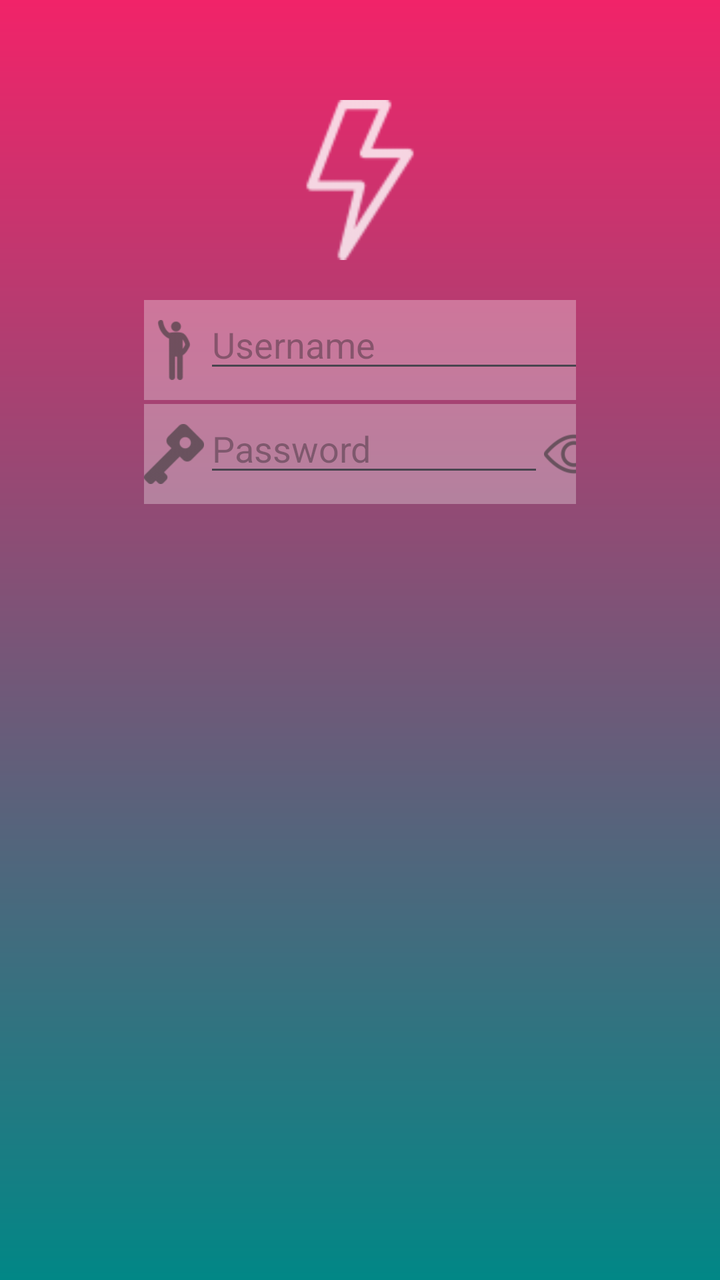
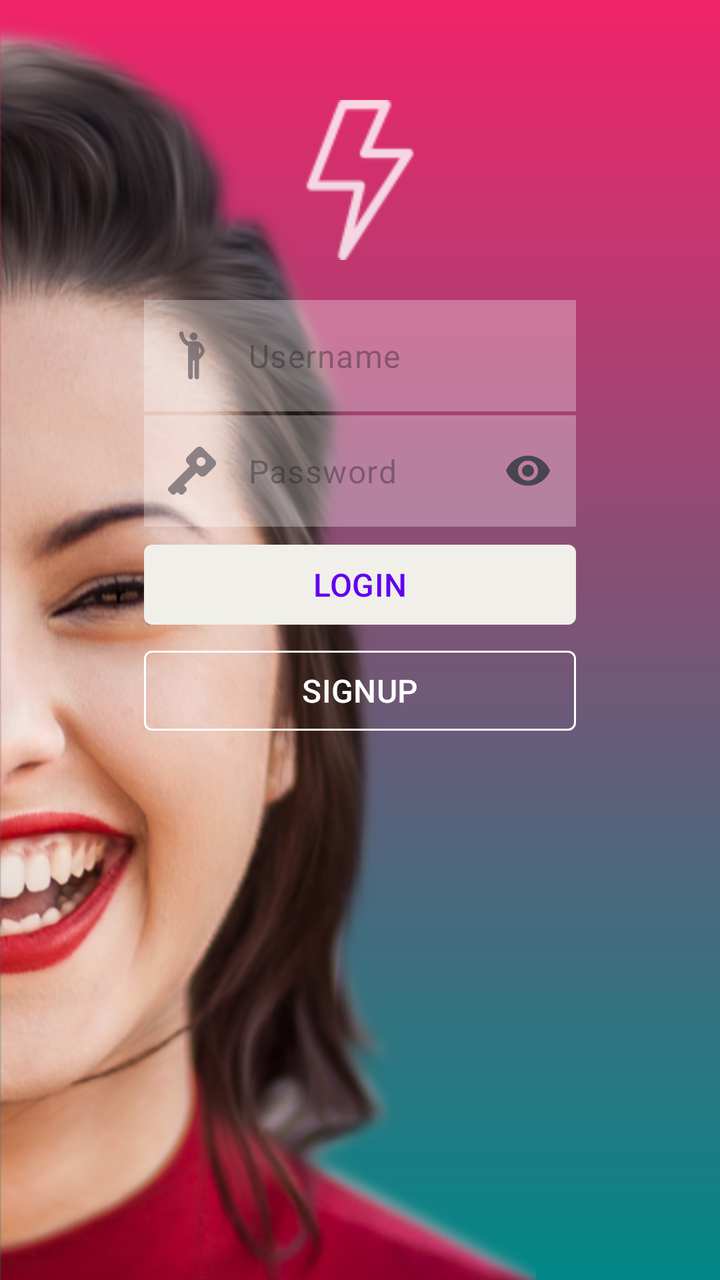

Screens rendered from an Android XML layout before and after an edit, with the pre-edit source and the edit as a unified diff.
<!-- AndroidManifest.xml: application theme Theme.NiceStart -->
<!-- res/layout/activity_main.xml -->
<?xml version="1.0" encoding="utf-8"?>
<androidx.constraintlayout.widget.ConstraintLayout xmlns:android="http://schemas.android.com/apk/res/android"
    xmlns:app="http://schemas.android.com/apk/res-auto"
    xmlns:tools="http://schemas.android.com/tools"
    android:id="@+id/main"
    android:layout_width="match_parent"
    android:layout_height="match_parent"
    android:background="@drawable/gradient"
    tools:context=".MainActivity">


    <androidx.constraintlayout.widget.Guideline
        android:id="@+id/leftguide"
        android:layout_width="wrap_content"
        android:layout_height="wrap_content"
        android:orientation="vertical"
        app:layout_constraintGuide_percent="0.2"/>
    <androidx.constraintlayout.widget.Guideline
        android:id="@+id/rightguide"
        android:layout_width="wrap_content"
        android:layout_height="wrap_content"
        android:orientation="vertical"
        app:layout_constraintGuide_percent="0.8"/>



    <ImageView
        android:src="@drawable/ic_thunder"
        android:id="@+id/ic_thunder"
        android:layout_width="0dp"
        android:layout_height="80dp"
        android:layout_marginTop="50dp"
        app:layout_constraintTop_toTopOf="parent"
        app:layout_constraintStart_toStartOf="@+id/leftguide"
        app:layout_constraintEnd_toEndOf="@+id/rightguide"/>

    <LinearLayout
        android:id="@+id/user"
        android:layout_width="0dp"
        android:layout_height="50dp"
        android:layout_marginTop="20dp"
        android:background="#4DFFFFFF"
        app:layout_constraintTop_toBottomOf="@id/ic_thunder"
        app:layout_constraintStart_toStartOf="@id/leftguide"
        app:layout_constraintEnd_toEndOf="@id/rightguide"
        android:orientation="horizontal">
            <ImageView
                android:layout_width="30dp"
                android:layout_height="50dp"
                android:src="@drawable/ic_login"
                android:id="@+id/ic_login"
                />
            <EditText
                android:id="@+id/login"
                android:layout_width="200dp"
                android:layout_height="wrap_content"
                android:inputType="text"
                android:hint="Username"
                />
    </LinearLayout>

    <LinearLayout
        android:layout_width="0dp"
        android:layout_height="50dp"
        android:layout_marginTop="2dp"
        android:background="#4DFFFFFF"
        app:layout_constraintTop_toBottomOf="@id/user"
        app:layout_constraintStart_toStartOf="@id/leftguide"
        app:layout_constraintEnd_toEndOf="@id/rightguide"
        android:orientation="horizontal">
        <ImageView
            android:layout_width="30dp"
            android:layout_height="50dp"
            android:src="@drawable/ic_key"
            android:id="@+id/ic_key"
            />
        <EditText
            android:id="@+id/password"
            android:layout_width="170dp"
            android:layout_height="wrap_content"
            android:inputType="textPassword"
            android:hint="Password"
            />
        <ImageView
            android:src="@drawable/ic_ver"
            android:id="@+id/ic_ver"
            android:layout_width="30dp"
            android:layout_height="50dp"/>
    </LinearLayout>

</androidx.constraintlayout.widget.ConstraintLayout>
<!-- resources referenced by this layout -->
<resources>
  <!-- drawable gradient (drawable) -->
  <shape xmlns:android="http://schemas.android.com/apk/res/android" android:shape="rectangle"
      >
      <gradient
          android:startColor="@color/fucsia_200"
          android:endColor="@color/teal_700"
          android:angle="270">
  
      </gradient>
  
      
  
  
      
      
      
  
      
      
      
      
      
      
      
      
  
  </shape>
  <!-- drawable ic_key: png bitmap (drawable-hdpi, 505 bytes) -->
  <!-- drawable ic_login: png bitmap (drawable-hdpi, 599 bytes) -->
  <!-- drawable ic_thunder: png bitmap (drawable-hdpi, 719 bytes) -->
  <!-- drawable ic_ver: png bitmap (drawable-hdpi, 836 bytes) -->
  <style name="Theme.NiceStart" parent="Base.Theme.NiceStart" />
  <color name="fucsia_200">#F12369</color>
  <color name="teal_700">#FF018786</color>
  <style name="Base.Theme.NiceStart" parent="Theme.Material3.DayNight.NoActionBar">
          
          
      </style>
</resources>

<!-- the commit's change to res/layout/activity_main.xml (unified diff, before → after) -->
@@ -7,7 +7,16 @@
     android:layout_height="match_parent"
     android:background="@drawable/gradient"
     tools:context=".MainActivity">
+    <ImageView
+        android:src="@drawable/girl"
+        android:id="@+id/girl"
+        android:layout_width="match_parent"
+        android:layout_height="match_parent"
+        android:scaleType="fitStart"
+        app:layout_constraintBottom_toBottomOf="parent"
+        app:layout_constraintStart_toStartOf="parent"
 
+        />
 
     <androidx.constraintlayout.widget.Guideline
         android:id="@+id/leftguide"
@@ -23,7 +32,6 @@
         app:layout_constraintGuide_percent="0.8"/>
 
 
-
     <ImageView
         android:src="@drawable/ic_thunder"
         android:id="@+id/ic_thunder"
@@ -34,58 +42,97 @@
         app:layout_constraintStart_toStartOf="@+id/leftguide"
         app:layout_constraintEnd_toEndOf="@+id/rightguide"/>
 
-    <LinearLayout
+    <com.google.android.material.textfield.TextInputLayout
         android:id="@+id/user"
         android:layout_width="0dp"
-        android:layout_height="50dp"
+        android:layout_height="wrap_content"
         android:layout_marginTop="20dp"
         android:background="#4DFFFFFF"
+        app:startIconDrawable="@drawable/ic_login"
         app:layout_constraintTop_toBottomOf="@id/ic_thunder"
         app:layout_constraintStart_toStartOf="@id/leftguide"
         app:layout_constraintEnd_toEndOf="@id/rightguide"
-        android:orientation="horizontal">
-            <ImageView
-                android:layout_width="30dp"
-                android:layout_height="50dp"
-                android:src="@drawable/ic_login"
-                android:id="@+id/ic_login"
-                />
-            <EditText
-                android:id="@+id/login"
-                android:layout_width="200dp"
-                android:layout_height="wrap_content"
-                android:inputType="text"
-                android:hint="Username"
-                />
-    </LinearLayout>
+        app:boxStrokeWidth="0dp"
+        app:hintEnabled="false"
+        app:boxBackgroundMode="none">
 
-    <LinearLayout
+        <com.google.android.material.textfield.TextInputEditText
+            android:id="@+id/login"
+            android:layout_width="match_parent"
+            android:layout_height="wrap_content"
+            android:hint="Username"
+            android:inputType="text"
+
+            />
+    </com.google.android.material.textfield.TextInputLayout>
+
+    <com.google.android.material.textfield.TextInputLayout
+        android:id="@+id/passw"
         android:layout_width="0dp"
-        android:layout_height="50dp"
+        android:layout_height="wrap_content"
         android:layout_marginTop="2dp"
         android:background="#4DFFFFFF"
         app:layout_constraintTop_toBottomOf="@id/user"
         app:layout_constraintStart_toStartOf="@id/leftguide"
         app:layout_constraintEnd_toEndOf="@id/rightguide"
-        android:orientation="horizontal">
-        <ImageView
-            android:layout_width="30dp"
-            android:layout_height="50dp"
-            android:src="@drawable/ic_key"
-            android:id="@+id/ic_key"
-            />
-        <EditText
+        app:startIconDrawable="@drawable/ic_key"
+        app:endIconMode="password_toggle"
+        app:boxStrokeWidth="0dp"
+        app:hintEnabled="false"
+        app:boxBackgroundMode="none"
+        >
+        <com.google.android.material.textfield.TextInputEditText
+
             android:id="@+id/password"
-            android:layout_width="170dp"
+            android:layout_width="match_parent"
+            android:layout_height="match_parent"
+            android:inputType="textPassword"
+            android:hint="Password" />
+    </com.google.android.material.textfield.TextInputLayout>
+
+    <LinearLayout
+        android:id="@+id/linbot1"
+        android:layout_marginTop="5dp"
+        android:layout_width="0dp"
+        android:layout_height="wrap_content"
+        android:orientation="horizontal"
+        app:layout_constraintTop_toBottomOf="@id/passw"
+        app:layout_constraintStart_toStartOf="@id/leftguide"
+        app:layout_constraintEnd_toEndOf="@id/rightguide">
+
+            <com.google.android.material.button.MaterialButton
+                style="@style/button1"
+                android:id="@+id/botsign"
+                android:layout_width="match_parent"
+                android:layout_height="wrap_content"
+                android:text="LOGIN"
+                android:textColor="@color/purple_500">
+
+            </com.google.android.material.button.MaterialButton>
+
+
+
+
+    </LinearLayout>
+    <LinearLayout
+        android:id="@+id/linbot2"
+        android:layout_marginTop="5dp"
+        android:layout_width="0dp"
+        android:layout_height="wrap_content"
+        android:orientation="horizontal"
+        app:layout_constraintTop_toBottomOf="@id/linbot1"
+        app:layout_constraintStart_toStartOf="@id/leftguide"
+        app:layout_constraintEnd_toEndOf="@id/rightguide">
+
+        <com.google.android.material.button.MaterialButton
+            style="@style/button2"
+            android:id="@+id/bot2"
+            android:layout_width="match_parent"
             android:layout_height="wrap_content"
-            android:inputType="textPassword"
-            android:hint="Password"
-            />
-        <ImageView
-            android:src="@drawable/ic_ver"
-            android:id="@+id/ic_ver"
-            android:layout_width="30dp"
-            android:layout_height="50dp"/>
+            android:text="SIGNUP"
+            >
+
+        </com.google.android.material.button.MaterialButton>
     </LinearLayout>
 
-</androidx.constraintlayout.widget.ConstraintLayout>
+    </androidx.constraintlayout.widget.ConstraintLayout>
<!-- resource entries referenced after the edit -->
@@ -1,5 +1,7 @@
 <!-- resources referenced by this layout -->
 <resources>
+  <color name="purple_500">#FF6200EE</color>
+  <!-- drawable girl: png bitmap (drawable, 494518 bytes) -->
   <!-- drawable gradient (drawable) -->
   <shape xmlns:android="http://schemas.android.com/apk/res/android" android:shape="rectangle"
       >
@@ -30,7 +32,21 @@
   <!-- drawable ic_key: png bitmap (drawable-hdpi, 505 bytes) -->
   <!-- drawable ic_login: png bitmap (drawable-hdpi, 599 bytes) -->
   <!-- drawable ic_thunder: png bitmap (drawable-hdpi, 719 bytes) -->
-  <!-- drawable ic_ver: png bitmap (drawable-hdpi, 836 bytes) -->
+  <style name="button1" parent="Widget.Material3.Button">
+          <item name="backgroundTint">#F0EFEA</item>
+          <item name="android:textColor">#1F1F1F</item>
+          <item name="android:textSize">16sp</item>
+          <item name="cornerRadius">4dp</item>
+      </style>
+  <style name="button2" parent="Widget.Material3.Button.OutlinedButton">
+          <item name="backgroundTint">@android:color/transparent</item>
+          <item name="strokeColor">#FFFFFF</item>
+          <item name="strokeWidth">1dp</item>
+          <item name="android:textColor">#FFFFFF</item>
+          <item name="android:textSize">16sp</item>
+          <item name="cornerRadius">4dp</item>
+          <item name="rippleColor">#33FFFFFF</item>
+      </style>
   <style name="Theme.NiceStart" parent="Base.Theme.NiceStart" />
   <color name="fucsia_200">#F12369</color>
   <color name="teal_700">#FF018786</color>
